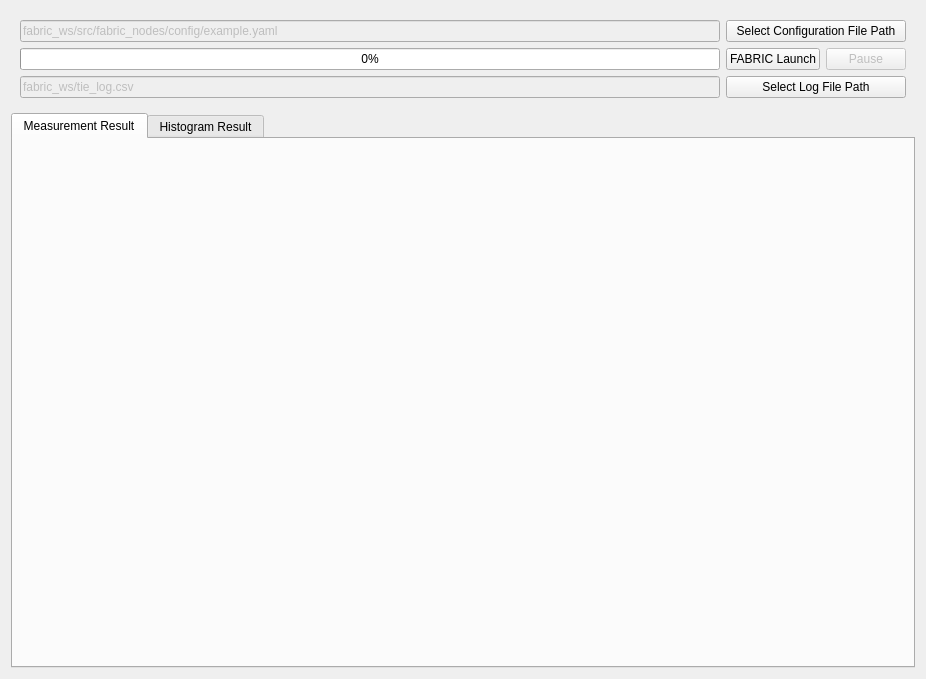
Above: fabric_gui/src/fabric_gui.ui from upowerrobotics/ros2_fabric before the change. Below: the same form after it.
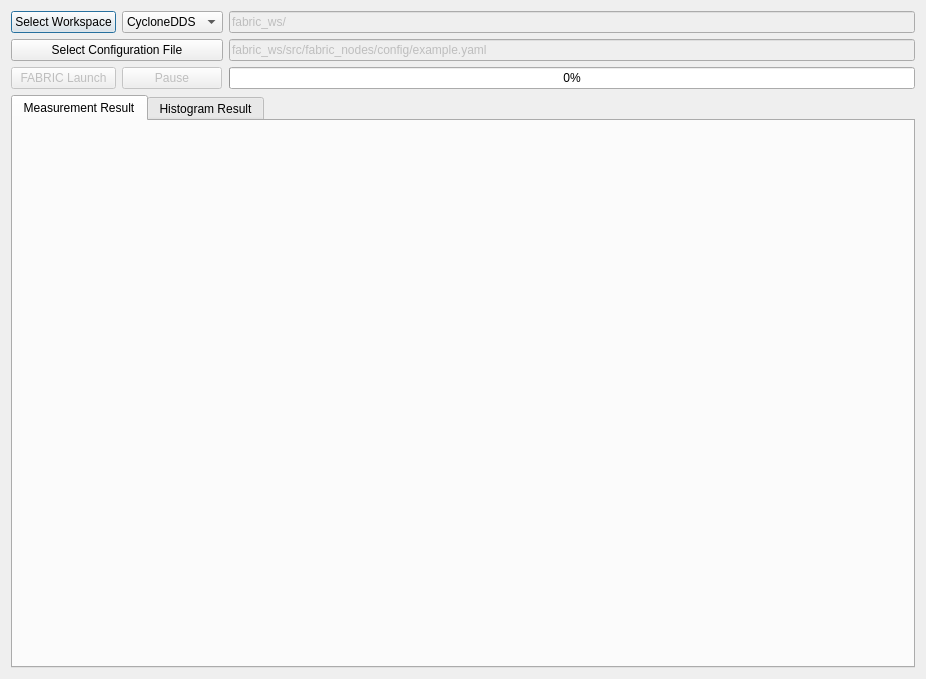
That is the form after the change.

```diff
--- a/fabric_gui/src/fabric_gui.ui
+++ b/fabric_gui/src/fabric_gui.ui
@@ -13,72 +13,116 @@
   <property name="windowTitle">
    <string>ROS2 FABRIC</string>
   </property>
-  <layout class="QFormLayout" name="formLayout">
-   <item row="0" column="0" colspan="2">
-    <widget class="QWidget" name="widgetControl" native="true">
-     <layout class="QGridLayout" name="gridLayout">
-      <item row="3" column="3">
-       <widget class="QPushButton" name="pushButtonLaunchPause">
-        <property name="enabled">
-         <bool>false</bool>
-        </property>
+  <layout class="QGridLayout" name="gridLayout_3">
+   <item row="0" column="0">
+    <layout class="QGridLayout" name="gridLayout">
+     <item row="0" column="0">
+      <widget class="QPushButton" name="pushButtonWorkspacePath">
+       <property name="text">
+        <string>Select Workspace</string>
+       </property>
+      </widget>
+     </item>
+     <item row="0" column="1">
+      <widget class="QComboBox" name="comboBoxDDS">
+       <property name="minimumSize">
+        <size>
+         <width>100</width>
+         <height>0</height>
+        </size>
+       </property>
+       <item>
         <property name="text">
-         <string>Pause</string>
+         <string>CycloneDDS</string>
         </property>
-       </widget>
-      </item>
-      <item row="3" column="1">
-       <widget class="QProgressBar" name="progressBarLaunch">
-        <property name="value">
-         <number>0</number>
-        </property>
-       </widget>
-      </item>
-      <item row="3" column="2">
-       <widget class="QPushButton" name="pushButtonLaunch">
+       </item>
+       <item>
         <property name="text">
-         <string>FABRIC Launch</string>
+         <string>FastRTPS</string>
         </property>
-       </widget>
-      </item>
-      <item row="1" column="1">
-       <widget class="QLineEdit" name="lineEditConfigPath">
-        <property name="enabled">
-         <bool>false</bool>
-        </property>
+       </item>
+       <item>
         <property name="text">
-         <string>fabric_ws/src/fabric_nodes/config/example.yaml</string>
+         <string>Ecal</string>
         </property>
-       </widget>
-      </item>
-      <item row="1" column="2" colspan="2">
-       <widget class="QPushButton" name="pushButtonConfigPath">
-        <property name="text">
-         <string>Select Configuration File Path</string>
-        </property>
-       </widget>
-      </item>
-      <item row="4" column="1">
-       <widget class="QLineEdit" name="lineEditLogPath">
-        <property name="enabled">
-         <bool>false</bool>
-        </property>
-        <property name="text">
-         <string>fabric_ws/tie_log.csv</string>
-        </property>
-       </widget>
-      </item>
-      <item row="4" column="2" colspan="2">
-       <widget class="QPushButton" name="pushButtonLogPath">
-        <property name="text">
-         <string>Select Log File Path</string>
-        </property>
-       </widget>
-      </item>
-     </layout>
-    </widget>
+       </item>
+      </widget>
+     </item>
+     <item row="0" column="2">
+      <widget class="QLineEdit" name="lineEditWorkspacePath">
+       <property name="enabled">
+        <bool>false</bool>
+       </property>
+       <property name="text">
+        <string>fabric_ws/</string>
+       </property>
+      </widget>
+     </item>
+     <item row="1" column="0" colspan="2">
+      <widget class="QPushButton" name="pushButtonConfigPath">
+       <property name="text">
+        <string>Select Configuration File</string>
+       </property>
+      </widget>
+     </item>
+     <item row="1" column="2">
+      <widget class="QLineEdit" name="lineEditConfigPath">
+       <property name="enabled">
+        <bool>false</bool>
+       </property>
+       <property name="text">
+        <string>fabric_ws/src/fabric_nodes/config/example.yaml</string>
+       </property>
+      </widget>
+     </item>
+     <item row="2" column="0">
+      <widget class="QPushButton" name="pushButtonLaunch">
+       <property name="enabled">
+        <bool>false</bool>
+       </property>
+       <property name="minimumSize">
+        <size>
+         <width>0</width>
+         <height>0</height>
+        </size>
+       </property>
+       <property name="maximumSize">
+        <size>
+         <width>115</width>
+         <height>16777215</height>
+        </size>
+       </property>
+       <property name="text">
+        <string>FABRIC Launch</string>
+       </property>
+      </widget>
+     </item>
+     <item row="2" column="1">
+      <widget class="QPushButton" name="pushButtonLaunchPause">
+       <property name="enabled">
+        <bool>false</bool>
+       </property>
+       <property name="maximumSize">
+        <size>
+         <width>100</width>
+         <height>16777215</height>
+        </size>
+       </property>
+       <property name="text">
+        <string>Pause</string>
+       </property>
+      </widget>
+     </item>
+     <item row="2" column="2">
+      <widget class="QProgressBar" name="progressBarLaunch">
+       <property name="value">
+        <number>0</number>
+       </property>
+      </widget>
+     </item>
+    </layout>
    </item>
-   <item row="1" column="0" colspan="2">
+   <item row="1" column="0">
     <widget class="QTabWidget" name="tabWidget">
      <property name="currentIndex">
       <number>0</number>
```
